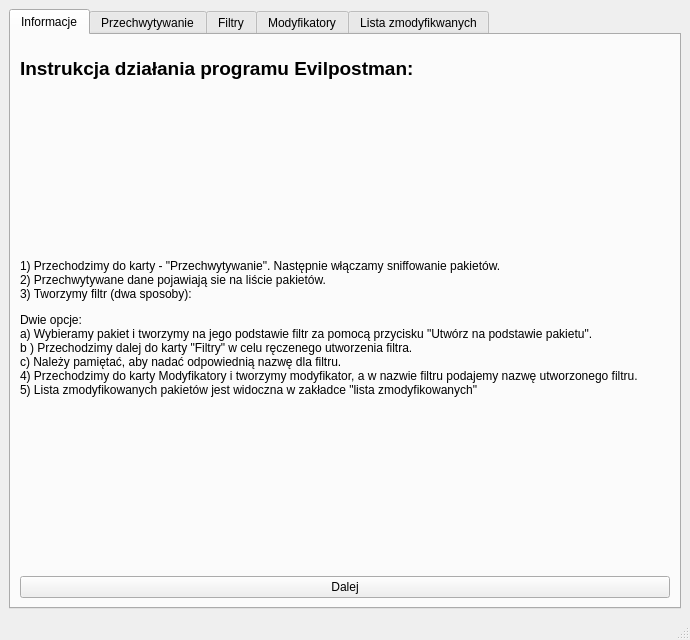
Before: the Qt Designer form evilpostman/gui/mainwindow.ui in jaroslaw-wieczorek/Modifing_Packets_On-The-Fly_In_SCAPY, drawn with Qt 5.
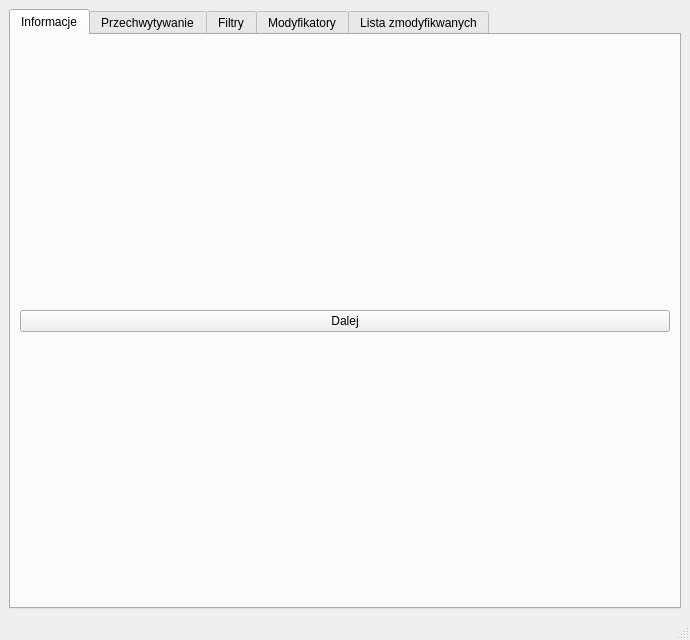
After: the same form once the commit is applied.

```diff
--- a/evilpostman/gui/mainwindow.ui
+++ b/evilpostman/gui/mainwindow.ui
@@ -15,7 +15,9 @@
   </property>
   <widget class="QWidget" name="centralwidget">
    <layout class="QGridLayout" name="gridLayout_3">
-    <item row="0" column="1">
+    <item row="0" column="0">
+     <layout class="QVBoxLayout" name="verticalLayout">
+      <item>
      <widget class="QTabWidget" name="tab_widget">
       <property name="enabled">
        <bool>true</bool>
@@ -55,51 +57,13 @@
         <string>Informacje</string>
        </attribute>
        <layout class="QGridLayout" name="gridLayout_6">
-        <item row="2" column="0">
-         <widget class="QLabel" name="info_label_instruction">
-          <property name="minimumSize">
-           <size>
-            <width>0</width>
-            <height>0</height>
-           </size>
-          </property>
-          <property name="maximumSize">
-           <size>
-            <width>16777215</width>
-            <height>16777215</height>
-           </size>
-          </property>
-          <property name="text">
-           <string>&lt;html&gt;&lt;head/&gt;&lt;body&gt;&lt;p align=&quot;justify&quot;&gt;1) Przechodzimy do karty - &amp;quot;Przechwytywanie&amp;quot;. Następnie włączamy sniffowanie pakietów. &lt;br/&gt;2) Przechwytywane dane pojawiają sie na liście pakietów. &lt;br/&gt;3) Tworzymy filtr (dwa sposoby):&lt;/p&gt;&lt;p align=&quot;justify&quot;&gt;Dwie opcje:&lt;br/&gt;a) Wybieramy pakiet i tworzymy na jego podstawie filtr za pomocą przycisku &amp;quot;Utwórz na podstawie pakietu&amp;quot;.&lt;br/&gt;b ) Przechodzimy dalej do karty &amp;quot;Filtry&amp;quot; w celu ręczenego utworzenia filtra.&lt;br/&gt;c) Należy pamiętać, aby nadać odpowiednią nazwę dla filtru.&lt;br/&gt;4) Przechodzimy do karty Modyfikatory i tworzymy modyfikator, a w nazwie filtru podajemy nazwę utworzonego filtru.&lt;br/&gt;5) Lista zmodyfikowanych pakietów jest widoczna w zakładce &amp;quot;lista zmodyfikowanych&amp;quot;&lt;br/&gt;&lt;/p&gt;&lt;/body&gt;&lt;/html&gt;</string>
-          </property>
-          <property name="alignment">
-           <set>Qt::AlignLeading|Qt::AlignLeft|Qt::AlignVCenter</set>
-          </property>
-          <property name="wordWrap">
-           <bool>true</bool>
-          </property>
-         </widget>
-        </item>
-        <item row="3" column="0">
+          <item row="1" column="0">
          <widget class="QPushButton" name="info_button_next">
           <property name="text">
            <string>Dalej</string>
           </property>
          </widget>
         </item>
-        <item row="1" column="0">
-         <widget class="QLabel" name="info_label_title">
-          <property name="maximumSize">
-           <size>
-            <width>16777215</width>
-            <height>50</height>
-           </size>
-          </property>
-          <property name="text">
-           <string>&lt;html&gt;&lt;head/&gt;&lt;body&gt;&lt;p&gt;&lt;span style=&quot; font-size:14pt; font-weight:600;&quot;&gt;Instrukcja działania programu Evilpostman: &lt;/span&gt;&lt;/p&gt;&lt;/body&gt;&lt;/html&gt;</string>
-          </property>
-         </widget>
-        </item>
        </layout>
       </widget>
       <widget class="QWidget" name="capture_tab">
@@ -291,6 +255,8 @@
      </widget>
     </item>
    </layout>
+    </item>
+   </layout>
   </widget>
   <widget class="QMenuBar" name="menubar">
    <property name="geometry">
```
Left out of the diff: 5 changed lines with no effect on the pictures. Lines whose indentation alone changed are shown as unchanged.
